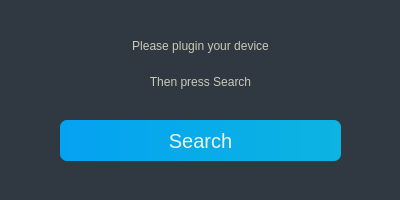
TabbycatPie/CustomKeyboard, file KeyBoardSetter/KeyboardSetter/devicefinder.ui: the form before one commit.
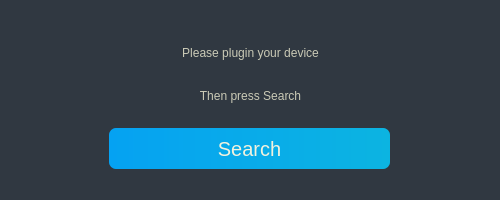
The form after the commit.

```diff
--- a/KeyBoardSetter/KeyboardSetter/devicefinder.ui
+++ b/KeyBoardSetter/KeyboardSetter/devicefinder.ui
@@ -6,19 +6,19 @@
    <rect>
     <x>0</x>
     <y>0</y>
-    <width>400</width>
+    <width>500</width>
     <height>200</height>
    </rect>
   </property>
   <property name="minimumSize">
    <size>
-    <width>400</width>
+    <width>500</width>
     <height>200</height>
    </size>
   </property>
   <property name="maximumSize">
    <size>
-    <width>400</width>
+    <width>500</width>
     <height>200</height>
    </size>
   </property>
@@ -32,8 +32,8 @@
    <widget class="QPushButton" name="searchdevice_btn">
     <property name="geometry">
      <rect>
-      <x>60</x>
-      <y>120</y>
+      <x>109</x>
+      <y>128</y>
       <width>281</width>
       <height>41</height>
      </rect>
@@ -50,10 +50,10 @@
    <widget class="QLabel" name="main_label">
     <property name="geometry">
      <rect>
-      <x>60</x>
-      <y>30</y>
-      <width>281</width>
-      <height>31</height>
+      <x>40</x>
+      <y>17</y>
+      <width>421</width>
+      <height>71</height>
      </rect>
     </property>
     <property name="styleSheet">
@@ -69,8 +69,8 @@
    <widget class="QLabel" name="sub_label">
     <property name="geometry">
      <rect>
-      <x>60</x>
-      <y>66</y>
+      <x>110</x>
+      <y>80</y>
       <width>281</width>
       <height>31</height>
      </rect>
```
